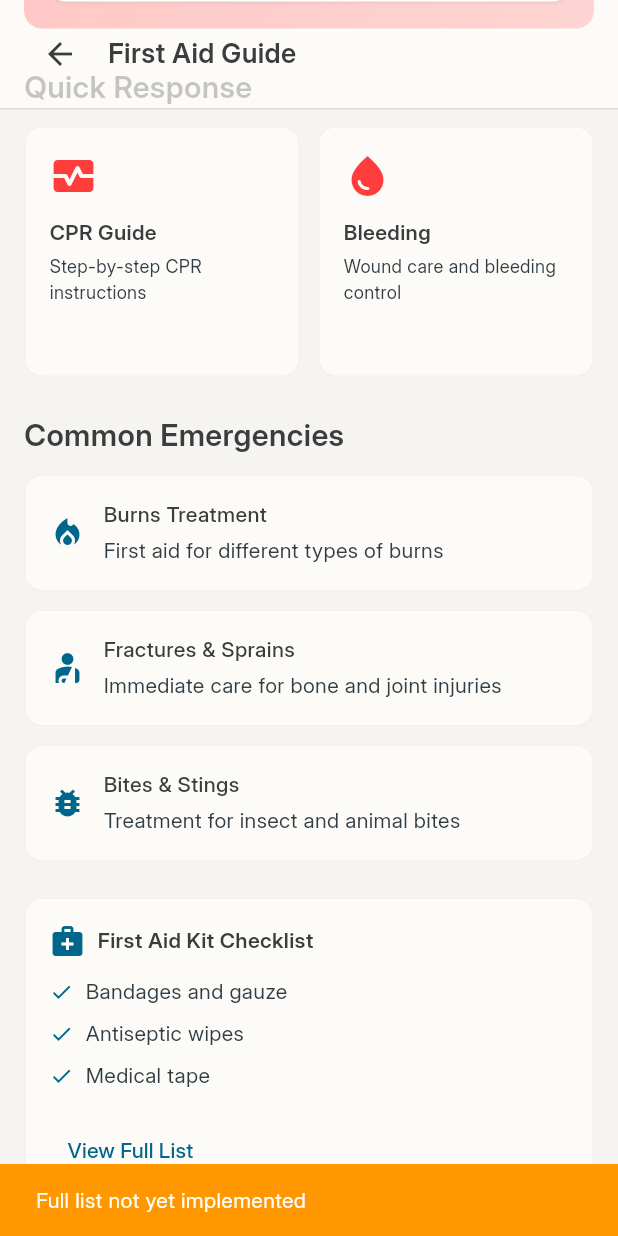
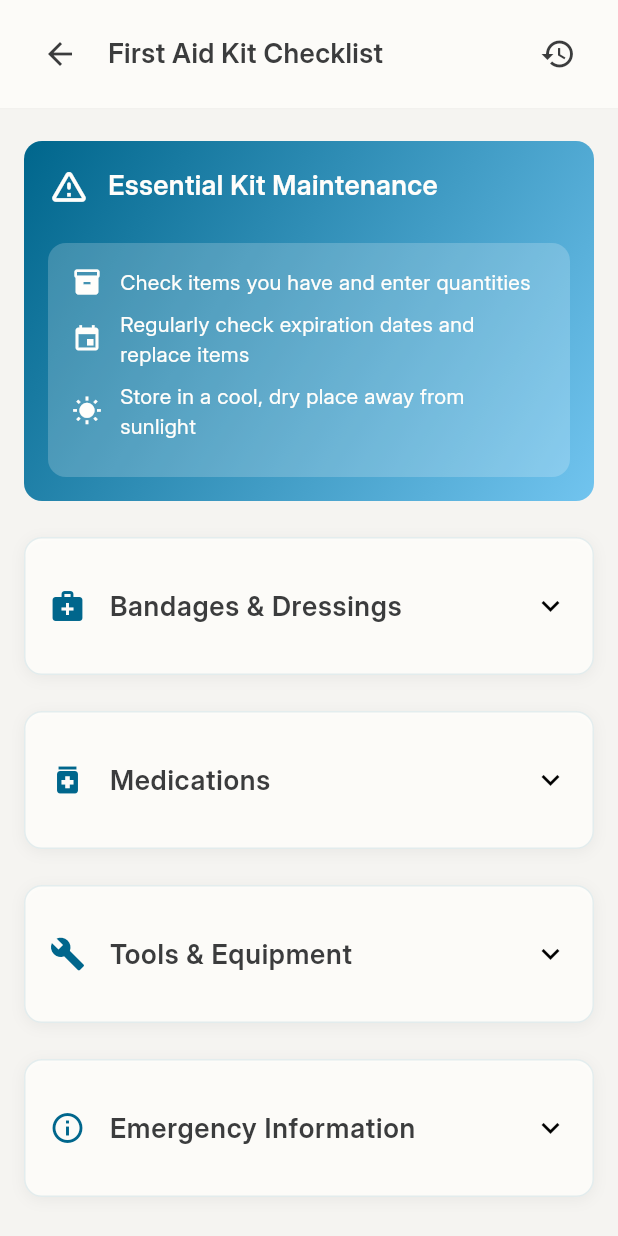
Before and after one commit to EnRui11/MY_DPAR, a Flutter app: the FirstAidGuideScreen screen opened directly, scrolled down 287 dp, after a tap on "View Full List", on a phone screen of 412 x 824 dp. Run offline on Flutter 3.47's test engine with Material 3 defaults, Android fonts, the phone set to English and light mode, and no system bars; our stand-ins replace audioplayers, flutter_animate, flutter_map, geocoding, geolocator, image_picker and 3 more; accounts and stored records are empty.

Commit message:
First Aid Guide Feature Done!!!
First Aid Kit Interface and Checklist with Qty Input

```diff
--- a/lib/screens/knowledge_base/emergency_contacts_screen.dart
+++ b/lib/screens/knowledge_base/emergency_contacts_screen.dart
@@ -61,7 +61,8 @@ class EmergencyContactsScreen extends StatelessWidget {
   Widget _buildHeader(BuildContext context, AppColorTheme colors) => Container(
         decoration: BoxDecoration(
           color: colors.bg100.withOpacity(0.7),
-      border: Border.all(color: colors.bg300.withOpacity(0.2)), // Fixed Border
+          border:
+              Border.all(color: colors.bg300.withOpacity(0.2)), // Fixed Border
         ),
         padding: const EdgeInsets.symmetric(
           horizontal: _paddingValue,
@@ -158,7 +159,8 @@ class EmergencyContactsScreen extends StatelessWidget {
     required Color color,
     required bool isPulsing,
   }) {
-    final AppColorTheme colors = Provider.of<ThemeProvider>(context).currentTheme;
+    final AppColorTheme colors =
+        Provider.of<ThemeProvider>(context).currentTheme;
     return GestureDetector(
       onTap: () => _makePhoneCall(context, number),
       child: Container(
@@ -175,7 +177,8 @@ class EmergencyContactsScreen extends StatelessWidget {
                 color: Colors.white.withOpacity(0.2),
                 borderRadius: BorderRadius.circular(12),
               ),
-              child: Icon(Icons.phone, color: colors.text200, size: 32), // Adjusted color
+              child: Icon(Icons.phone,
+                  color: colors.text200, size: 32), // Adjusted color
             ),
             const SizedBox(width: _spacingMedium),
             Expanded(
@@ -206,12 +209,14 @@ class EmergencyContactsScreen extends StatelessWidget {
                 color: Colors.white.withOpacity(0.2),
                 borderRadius: BorderRadius.circular(12),
               ),
-              child: Icon(Icons.phone_in_talk, color: colors.text200), // Adjusted color
+              child: Icon(Icons.phone_in_talk,
+                  color: colors.text200), // Adjusted color
             ),
           ],
         ),
       ).animate(
-        onPlay: (controller) => isPulsing ? controller.repeat(reverse: true) : null,
+        onPlay: (controller) =>
+            isPulsing ? controller.repeat(reverse: true) : null,
         effects: [
           if (isPulsing)
             ScaleEffect(
@@ -246,7 +251,8 @@ class EmergencyContactsScreen extends StatelessWidget {
                 color: colors.accent100,
                 borderRadius: BorderRadius.circular(12),
               ),
-              child: Icon(contact.icon, color: Colors.white), // Kept white for contrast
+              child: Icon(contact.icon,
+                  color: Colors.white), // Kept white for contrast
             ),
             const SizedBox(width: _spacingMedium),
             Expanded(
@@ -306,7 +312,6 @@ class EmergencyContactsScreen extends StatelessWidget {
     required Color color,
     required VoidCallback onTap,
   }) {
-    final colors = Provider.of<ThemeProvider>(context).currentTheme;
     return GestureDetector(
       onTap: onTap,
       child: Container(
@@ -315,7 +320,8 @@ class EmergencyContactsScreen extends StatelessWidget {
           color: color,
           borderRadius: BorderRadius.circular(12),
         ),
-        child: Icon(icon, color: Colors.white, size: 20), // Kept white for contrast
+        child: Icon(icon,
+            color: Colors.white, size: 20), // Kept white for contrast
       ),
     );
   }
@@ -350,7 +356,8 @@ class EmergencyContactsScreen extends StatelessWidget {
   }
 
   /// Displays a snackbar with a message
-  void _showSnackBar(BuildContext context, String message, Color backgroundColor) {
+  void _showSnackBar(
+      BuildContext context, String message, Color backgroundColor) {
     ScaffoldMessenger.of(context).showSnackBar(
       SnackBar(
         content: Text(message),
--- a/lib/screens/knowledge_base/burns_guide_screen.dart
+++ b/lib/screens/knowledge_base/first_aid_guide/burns_guide_screen.dart
@@ -4,7 +4,7 @@ import 'package:url_launcher/url_launcher.dart';
 import 'package:flutter_animate/flutter_animate.dart';
 import 'package:mydpar/theme/color_theme.dart';
 import 'package:mydpar/theme/theme_provider.dart';
-import 'package:mydpar/screens/knowledge_base/cpr_guide_screen.dart';
+import 'package:mydpar/screens/knowledge_base/first_aid_guide/cpr_guide_screen.dart';
 
 class BurnsGuideScreen extends StatefulWidget {
   const BurnsGuideScreen({super.key});
--- a/lib/screens/knowledge_base/cpr_guide_screen.dart
+++ b/lib/screens/knowledge_base/first_aid_guide/cpr_guide_screen.dart
@@ -3,7 +3,6 @@ import 'package:provider/provider.dart';
 import 'package:url_launcher/url_launcher.dart';
 import 'package:mydpar/theme/color_theme.dart';
 import 'package:mydpar/theme/theme_provider.dart';
-import 'package:mydpar/widgets/cpr_rhythm_overlay.dart';
 import 'package:mydpar/services/cpr_audio_service.dart';
 
 class CPRGuideScreen extends StatefulWidget {
--- a/lib/screens/knowledge_base/first_aid_guide_screen.dart
+++ b/lib/screens/knowledge_base/first_aid_guide/first_aid_guide_screen.dart
@@ -3,11 +3,12 @@ import 'package:provider/provider.dart';
 import 'package:url_launcher/url_launcher.dart';
 import 'package:mydpar/theme/color_theme.dart';
 import 'package:mydpar/theme/theme_provider.dart';
-import 'package:mydpar/screens/knowledge_base/cpr_guide_screen.dart';
-import 'package:mydpar/screens/knowledge_base/bleeding_guide_screen.dart';
-import 'package:mydpar/screens/knowledge_base/burns_guide_screen.dart';
-import 'package:mydpar/screens/knowledge_base/fractures_guide_screen.dart';
-import 'package:mydpar/screens/knowledge_base/bites_stings_guide_screen.dart';
+import 'package:mydpar/screens/knowledge_base/first_aid_guide/cpr_guide_screen.dart';
+import 'package:mydpar/screens/knowledge_base/first_aid_guide/bleeding_guide_screen.dart';
+import 'package:mydpar/screens/knowledge_base/first_aid_guide/burns_guide_screen.dart';
+import 'package:mydpar/screens/knowledge_base/first_aid_guide/fractures_guide_screen.dart';
+import 'package:mydpar/screens/knowledge_base/first_aid_guide/bites_stings_guide_screen.dart';
+import 'package:mydpar/screens/knowledge_base/first_aid_guide/first_aid_kit_screen.dart';
 
 // Model for first aid data (optional, Firebase-ready if needed)
 class FirstAidItem {
@@ -404,8 +405,12 @@ class FirstAidGuideScreen extends StatelessWidget {
             _buildChecklistItem('Medical tape', colors),
             const SizedBox(height: _spacingSmall),
             TextButton(
-              onPressed: () => _showSnackBar(
-                  context, 'Full list not yet implemented', Colors.orange),
+              onPressed: () => Navigator.push(
+                context,
+                MaterialPageRoute(
+                  builder: (context) => const FirstAidKitScreen(),
+                ),
+              ),
               child: Text(
                 'View Full List',
                 style: TextStyle(color: colors.accent200),
--- /dev/null
+++ b/lib/screens/knowledge_base/first_aid_guide/first_aid_kit_screen.dart
@@ -0,0 +1,425 @@
+import 'package:flutter/material.dart';
+import 'package:provider/provider.dart';
+import 'package:shared_preferences/shared_preferences.dart';
+import 'package:mydpar/theme/color_theme.dart';
+import 'package:mydpar/theme/theme_provider.dart';
+
+class FirstAidKitItem {
+  final String name;
+  bool checked;
+  int quantity;
+
+  FirstAidKitItem({
+    required this.name,
+    this.checked = false,
+    this.quantity = 0,
+  });
+
+  Map<String, dynamic> toJson() => {
+    'name': name,
+    'checked': checked,
+    'quantity': quantity,
+  };
+
+  factory FirstAidKitItem.fromJson(Map<String, dynamic> json) => FirstAidKitItem(
+    name: json['name'] as String,
+    checked: json['checked'] as bool,
+    quantity: json['quantity'] as int,
+  );
+}
+
+class FirstAidKitScreen extends StatefulWidget {
+  const FirstAidKitScreen({super.key});
+
+  @override
+  State<FirstAidKitScreen> createState() => _FirstAidKitScreenState();
+}
+
+class _FirstAidKitScreenState extends State<FirstAidKitScreen> {
+  static const double _paddingValue = 16.0;
+  static const double _spacingSmall = 8.0;
+  static const double _spacingMedium = 12.0;
+  static const double _spacingLarge = 24.0;
+
+  final Map<String, List<FirstAidKitItem>> _categories = {
+    'Bandages & Dressings': [],
+    'Medications': [],
+    'Tools & Equipment': [],
+    'Emergency Information': [],
+  };
+
+  bool _isLoading = false;
+
+  @override
+  void initState() {
+    super.initState();
+    _loadItems();
+  }
+
+  Future<void> _loadItems() async {
+    setState(() => _isLoading = true);
+    final prefs = await SharedPreferences.getInstance();
+
+    bool hasValidData = false;
+
+    for (final category in _categories.keys) {
+      final itemsJson = prefs.getStringList('first_aid_kit_$category');
+      if (itemsJson != null && itemsJson.isNotEmpty) {
+        try {
+          _categories[category] = itemsJson.map((item) {
+            final parts = Map.fromEntries(item.split('|').map((e) {
+              final split = e.split(':');
+              if (split[0] == 'checked') return MapEntry(split[0], split[1] == 'true');
+              if (split[0] == 'quantity') return MapEntry(split[0], int.parse(split[1]));
+              return MapEntry(split[0], split[1]);
+            }));
+            return FirstAidKitItem.fromJson(parts);
+          }).toList();
+          hasValidData = true;
+        } catch (e) {
+          print('Error parsing $category: $e');
+          hasValidData = false;
+          break;
+        }
+      }
+    }
+
+    if (!hasValidData) {
+      _initializeDefaultItems();
+      await _saveItems();
+      await prefs.setBool('first_aid_kit_initialized', true);
+    }
+
+    if (mounted) {
+      setState(() => _isLoading = false);
+    }
+  }
+
+  Future<void> _saveItems() async {
+    final prefs = await SharedPreferences.getInstance();
+    for (final category in _categories.keys) {
+      final itemsJson = _categories[category]!
+          .map((item) => 'name:${item.name}|checked:${item.checked}|quantity:${item.quantity}')
+          .toList();
+      await prefs.setStringList('first_aid_kit_$category', itemsJson);
+    }
+  }
+
+  Future<void> _resetToDefaults() async {
+    final shouldReset = await showDialog<bool>(
+      context: context,
+      builder: (context) => AlertDialog(
+        title: const Text('Reset Confirmation'),
+        content: const Text('Are you sure you want to reset to default items? This will clear all your current changes.'),
+        actions: [
+          TextButton(
+            onPressed: () => Navigator.pop(context, false),
+            child: const Text('Cancel'),
+          ),
+          TextButton(
+            onPressed: () => Navigator.pop(context, true),
+            child: const Text('Reset'),
+          ),
+        ],
+      ),
+    );
+
+    if (shouldReset == true) {
+      final prefs = await SharedPreferences.getInstance();
+      await prefs.clear();
+      await _loadItems();
+      if (mounted) {
+        ScaffoldMessenger.of(context).showSnackBar(
+          SnackBar(
+            content: const Text('Reset to default items'),
+            backgroundColor: Colors.green,
+            behavior: SnackBarBehavior.floating,
+            margin: const EdgeInsets.all(_paddingValue),
+            duration: const Duration(seconds: 2),
+          ),
+        );
+      }
+    }
+  }
+
+  void _initializeDefaultItems() {
+    _categories['Bandages & Dressings'] = [
+      FirstAidKitItem(name: 'Adhesive Bandages (various sizes)'),
+      FirstAidKitItem(name: 'Sterile Gauze Pads - 4x4 inch'),
+      FirstAidKitItem(name: 'Elastic Bandage - 3-inch and 4-inch rolls'),
+      FirstAidKitItem(name: 'Adhesive Tape (Medical-grade)'),
+      FirstAidKitItem(name: 'Triangular Bandage (For slings)'),
+    ];
+
+    _categories['Medications'] = [
+      FirstAidKitItem(name: 'Pain Relievers (e.g., ibuprofen, paracetamol)'),
+      FirstAidKitItem(name: 'Antibiotic Ointment'),
+      FirstAidKitItem(name: 'Antiseptic Solution'),
+      FirstAidKitItem(name: 'Antihistamines'),
+      FirstAidKitItem(name: 'Anti-diarrheal Medication'),
+      FirstAidKitItem(name: 'Hydrocortisone Cream'),
+    ];
+
+    _categories['Tools & Equipment'] = [
+      FirstAidKitItem(name: 'Medical-grade Scissors'),
+      FirstAidKitItem(name: 'Tweezers'),
+      FirstAidKitItem(name: 'Digital Thermometer'),
+      FirstAidKitItem(name: 'Disposable Gloves (Latex-free)'),
+      FirstAidKitItem(name: 'CPR Face Mask'),
+      FirstAidKitItem(name: 'Cold Compress'),
+      FirstAidKitItem(name: 'Cotton Balls & Swabs'),
+      FirstAidKitItem(name: 'Emergency Blanket'),
+    ];
+
+    _categories['Emergency Information'] = [
+      FirstAidKitItem(name: 'First Aid Manual'),
+      FirstAidKitItem(name: 'Emergency Contact List'),
+      FirstAidKitItem(name: 'Medical History & Allergy Information'),
+    ];
+  }
+
+  @override
+  Widget build(BuildContext context) {
+    final ThemeProvider themeProvider = Provider.of<ThemeProvider>(context);
+    final AppColorTheme colors = themeProvider.currentTheme;
+
+    return Scaffold(
+      backgroundColor: colors.bg200,
+      body: SafeArea(
+        child: Stack(
+          children: [
+            _buildContent(colors),
+            _buildHeader(context, colors),
+          ],
+        ),
+      ),
+    );
+  }
+
+  /// Builds the header with back button, title, and reset button
+  Widget _buildHeader(BuildContext context, AppColorTheme colors) => Container(
+    decoration: BoxDecoration(
+      color: colors.bg100.withOpacity(0.7),
+      border: Border(bottom: BorderSide(color: colors.bg300.withOpacity(0.2))),
+    ),
+    padding: const EdgeInsets.symmetric(horizontal: _paddingValue, vertical: _paddingValue - 4),
+    child: Row(
+      children: [
+        IconButton(
+          icon: Icon(Icons.arrow_back, color: colors.primary300),
+          onPressed: () => Navigator.pop(context),
+        ),
+        const SizedBox(width: _spacingSmall),
+        Expanded(
+          child: Text(
+            'First Aid Kit Checklist',
+            style: TextStyle(fontSize: 18, fontWeight: FontWeight.w600, color: colors.primary300),
+          ),
+        ),
+        IconButton(
+          icon: Icon(Icons.restore, color: colors.primary300),
+          onPressed: _resetToDefaults,
+          tooltip: 'Reset to defaults',
+        ),
+      ],
+    ),
+  );
+
+  /// Builds the main content area
+  Widget _buildContent(AppColorTheme colors) => _isLoading
+      ? Center(child: CircularProgressIndicator(color: colors.accent200))
+      : SingleChildScrollView(
+    padding: const EdgeInsets.fromLTRB(_paddingValue, 70, _paddingValue, _paddingValue),
+    child: Column(
+      crossAxisAlignment: CrossAxisAlignment.start,
+      children: [
+        const SizedBox(height: _spacingLarge),
+        _buildMaintenanceCard(colors),
+        const SizedBox(height: _spacingLarge),
+        ..._categories.entries.map(
+              (entry) => Column(
+            children: [
+              _buildCategoryCard(colors, entry.key, _getCategoryIcon(entry.key), entry.value),
+              const SizedBox(height: _spacingLarge),
+            ],
+          ),
+        ),
+      ],
+    ),
+  );
+
+  /// Maps category names to icons
+  IconData _getCategoryIcon(String category) {
+    switch (category) {
+      case 'Bandages & Dressings':
+        return Icons.medical_services;
+      case 'Medications':
+        return Icons.medication;
+      case 'Tools & Equipment':
+        return Icons.build;
+      case 'Emergency Information':
+        return Icons.info_outline;
+      default:
+        return Icons.category;
+    }
+  }
+
+  /// Builds the maintenance tips card
+  Widget _buildMaintenanceCard(AppColorTheme colors) => Container(
+    decoration: BoxDecoration(
+      gradient: LinearGradient(
+        colors: [colors.accent200, colors.accent100],
+        begin: Alignment.topLeft,
+        end: Alignment.bottomRight,
+      ),
+      borderRadius: BorderRadius.circular(12),
+    ),
+    padding: const EdgeInsets.all(_paddingValue),
+    child: Column(
+      crossAxisAlignment: CrossAxisAlignment.start,
+      children: [
+        Row(
+          children: [
+            Icon(Icons.warning_amber_rounded, color: colors.bg100, size: 28),
+            const SizedBox(width: _spacingMedium),
+            Text(
+              'Essential Kit Maintenance',
+              style: TextStyle(color: colors.bg100, fontSize: 18, fontWeight: FontWeight.w600),
+            ),
+          ],
+        ),
+        const SizedBox(height: _spacingLarge),
+        Container(
+          padding: const EdgeInsets.all(_paddingValue),
+          decoration: BoxDecoration(
+            color: Colors.white.withOpacity(0.2),
+            borderRadius: BorderRadius.circular(12),
+          ),
+          child: Column(
+            children: [
+              _buildMaintenanceItem(colors, Icons.inventory_2, 'Check items you have and enter quantities'),
+              _buildMaintenanceItem(colors, Icons.event, 'Regularly check expiration dates and replace items'),
+              _buildMaintenanceItem(colors, Icons.wb_sunny, 'Store in a cool, dry place away from sunlight'),
+            ],
+          ),
+        ),
+      ],
+    ),
+  );
+
+  /// Builds a maintenance item
+  Widget _buildMaintenanceItem(AppColorTheme colors, IconData icon, String text) => Padding(
+    padding: const EdgeInsets.only(bottom: _spacingSmall),
+    child: Row(
+      children: [
+        Icon(icon, color: colors.bg100, size: 20),
+        const SizedBox(width: _spacingMedium),
+        Expanded(child: Text(text, style: TextStyle(color: colors.bg100))),
+      ],
+    ),
+  );
+
+  /// Builds a category card with expandable checklist items
+  Widget _buildCategoryCard(AppColorTheme colors, String title, IconData icon, List<FirstAidKitItem> items) => Container(
+    decoration: _buildCardDecoration(colors),
+    padding: const EdgeInsets.all(_paddingValue),
+    child: ExpansionTile(
+      leading: Icon(icon, color: colors.accent200),
+      title: Text(
+        title,
+        style: TextStyle(color: colors.primary300, fontSize: 18, fontWeight: FontWeight.w600),
+      ),
+      tilePadding: EdgeInsets.zero,
+      childrenPadding: const EdgeInsets.only(top: _spacingMedium),
+      children: items.isEmpty
+          ? [Text('No items available', style: TextStyle(color: colors.text200))]
+          : items.asMap().entries.map((entry) => _buildChecklistItem(colors, title, entry.key, entry.value)).toList(),
+    ),
+  );
+
+  /// Builds a checklist item with checkbox and conditional quantity input
+  Widget _buildChecklistItem(AppColorTheme colors, String category, int index, FirstAidKitItem item) {
+    final controller = TextEditingController(text: item.quantity > 0 ? item.quantity.toString() : '');
+    return Padding(
+      padding: const EdgeInsets.only(bottom: _spacingSmall),
+      child: Row(
+        children: [
+          Checkbox(
+            value: item.checked,
+            activeColor: colors.accent200,
+            onChanged: (value) {
+              setState(() {
+                item.checked = value ?? false;
+                if (!item.checked) {
+                  item.quantity = 0; // Reset quantity when unchecked
+                  controller.text = ''; // Clear the text field
+                }
+                _saveItems();
+              });
+            },
+          ),
+          Expanded(
+            child: Text(
+              item.name,
+              style: TextStyle(
+                color: colors.text200,
+                decoration: item.checked ? TextDecoration.lineThrough : null,
+              ),
+            ),
+          ),
+          SizedBox(
+            width: 60,
+            child: TextField(
+              enabled: item.checked, // Disable when not checked
+              keyboardType: TextInputType.number,
+              textAlign: TextAlign.center,
+              decoration: InputDecoration(
+                contentPadding: const EdgeInsets.symmetric(horizontal: 8, vertical: 8),
+                hintText: 'Qty',
+                hintStyle: TextStyle(color: colors.bg300),
+                border: OutlineInputBorder(
+                  borderRadius: BorderRadius.circular(8),
+                  borderSide: BorderSide(color: colors.bg300),
+                ),
+                enabledBorder: OutlineInputBorder(
+                  borderRadius: BorderRadius.circular(8),
+                  borderSide: BorderSide(color: colors.bg300),
+                ),
+                disabledBorder: OutlineInputBorder(
+                  borderRadius: BorderRadius.circular(8),
+                  borderSide: BorderSide(color: colors.bg300.withOpacity(0.5)),
+                ),
+                focusedBorder: OutlineInputBorder(
+                  borderRadius: BorderRadius.circular(8),
+                  borderSide: BorderSide(color: colors.accent200),
+                ),
+              ),
+              controller: controller,
+              onChanged: (value) {
+                setState(() {
+                  item.quantity = (int.tryParse(value) ?? 0).clamp(0, 999);
+                  controller.text = item.quantity.toString();
+                  _saveItems();
+                });
+              },
+            ),
+          ),
+        ],
+      ),
+    );
+  }
+
+  /// Returns a reusable card decoration
+  BoxDecoration _buildCardDecoration(AppColorTheme colors) => BoxDecoration(
+    color: colors.bg100.withOpacity(0.85),
+    borderRadius: BorderRadius.circular(12),
+    border: Border.all(color: colors.accent200.withOpacity(0.1)),
+    boxShadow: [
+      BoxShadow(
+        color: Colors.black.withOpacity(0.05),
+        blurRadius: 8,
+        offset: const Offset(0, 2),
+      ),
+    ],
+  );
+}
--- a/lib/screens/knowledge_base/knowledge_base_screen.dart
+++ b/lib/screens/knowledge_base/knowledge_base_screen.dart
@@ -3,7 +3,7 @@ import 'package:provider/provider.dart';
 import 'package:mydpar/screens/knowledge_base/emergency_contacts_screen.dart';
 import 'package:mydpar/theme/color_theme.dart';
 import 'package:mydpar/theme/theme_provider.dart';
-import 'package:mydpar/screens/knowledge_base/first_aid_guide_screen.dart';
+import 'package:mydpar/screens/knowledge_base/first_aid_guide/first_aid_guide_screen.dart';
 
 // Model for guide data, Firebase-ready
 class Guide {
--- a/pubspec.yaml
+++ b/pubspec.yaml
@@ -40,6 +40,7 @@ dependencies:
   url_launcher: ^6.3.1
   audioplayers: ^5.2.1
   flutter_animate: ^4.5.2
+  shared_preferences: ^2.2.0
 
 
   # The following adds the Cupertino Icons font to your application.
```
Also changed, not shown: lib/screens/knowledge_base/first_aid_guide/bites_stings_guide_screen.dart (renamed from lib/screens/knowledge_base/bites_stings_guide_screen.dart), lib/screens/knowledge_base/first_aid_guide/bleeding_guide_screen.dart (renamed from lib/screens/knowledge_base/bleeding_guide_screen.dart), lib/screens/knowledge_base/first_aid_guide/fractures_guide_screen.dart (renamed from lib/screens/knowledge_base/fractures_guide_screen.dart), pubspec.lock, 4 other files. Lines whose indentation alone changed are shown as unchanged.
